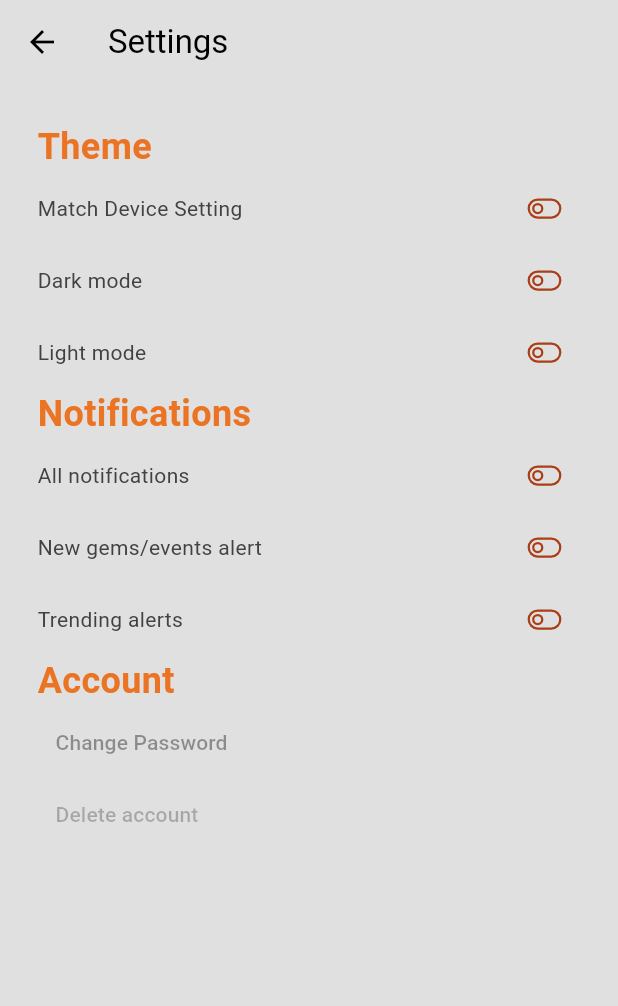
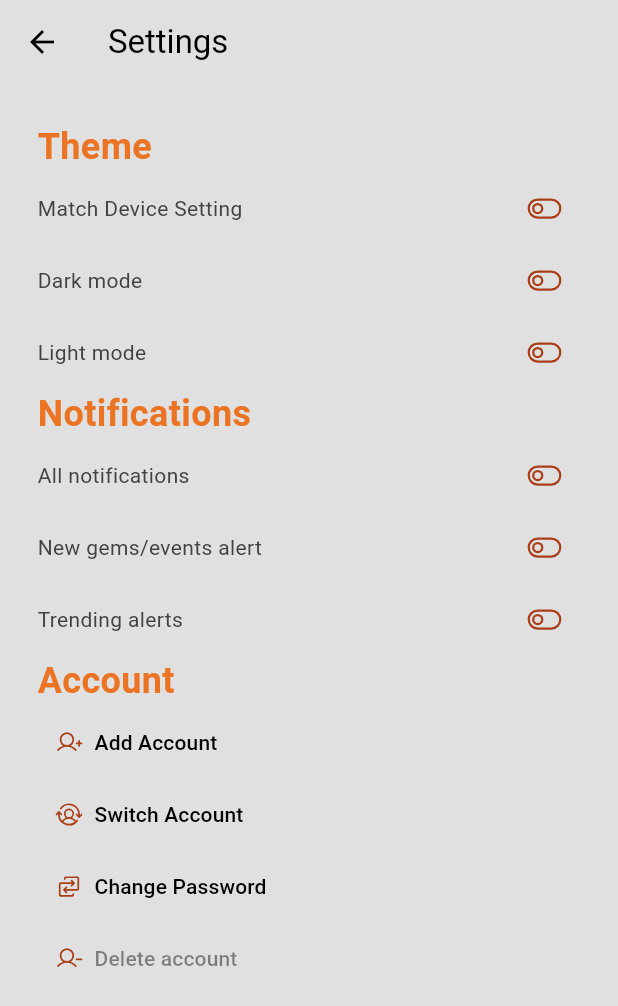
Before and after one commit to Ngambiann/Book_M, a Flutter app: the Profile screen opened directly, in the side drawer, after a tap on "Settings", on a phone screen of 412 x 824 dp. Shown: the top 1006 px of the screen. Run offline on Flutter 3.47's test engine with Material 3 defaults, Android fonts, the phone set to English and light mode, and no system bars; our stand-ins replace cloud_firestore, firebase_auth, firebase_core, google_maps_flutter, phosphor_flutter, share_plus; accounts and stored records are empty.

Commit message:
account settings

```diff
--- a/lib/main.dart
+++ b/lib/main.dart
@@ -1,4 +1,4 @@
-import 'package:bookmark/pages/authpages/auth.dart';
+import 'package:bookmark/pages/views/authviews/auth.dart';
 
 import 'package:bookmark/theme/darkmode.dart';
 import 'package:bookmark/theme/lightmode.dart';
--- a/lib/pages/screens/about.dart
+++ b/lib/pages/screens/about.dart
@@ -1,8 +1,5 @@
+import 'package:bookmark/pages/screens/privacypolicy.dart';
 
-
-
-import 'package:bookmark/pages/screens/privacypolicy.dart';
-import 'package:bookmark/pages/views/profile.dart';
 import 'package:flutter/material.dart';
 import 'package:phosphor_flutter/phosphor_flutter.dart';
 
@@ -65,7 +62,6 @@ class About extends StatelessWidget {
                     onPressed: () {
                       Navigator.of(context).push(MaterialPageRoute(
                           builder: (context) => const Privacypolicy()));
-
                     },
                     child: const Text(
                       "Privacy Policy",
--- a/lib/pages/screens/favourites.dart
+++ b/lib/pages/screens/favourites.dart
@@ -10,6 +10,16 @@ class Favourites extends StatefulWidget {
 class _FavouritesState extends State<Favourites> {
   @override
   Widget build(BuildContext context) {
-    return const Placeholder();
+    return  Scaffold(
+          body: ListView(
+      children: const [
+ Text('Favourites',
+                    style: TextStyle(
+                        color: Color.fromARGB(221, 237, 99, 7),
+                        fontSize: 24,
+                        fontWeight: FontWeight.bold)),
+      ],
+    ),
+    );
   }
 }
--- a/lib/pages/screens/settings.dart
+++ b/lib/pages/screens/settings.dart
@@ -1,4 +1,4 @@
-
+import 'package:bookmark/pages/screens/changepassword.dart';
 
 import 'package:flutter/material.dart';
 import 'package:phosphor_flutter/phosphor_flutter.dart';
@@ -11,22 +11,15 @@ class Settings extends StatefulWidget {
 }
 
 class _NotificationsState extends State<Settings> {
-  TextEditingController oldPasswordcontroller = TextEditingController();
+  //change password
+  TextEditingController currentPasswordcontroller = TextEditingController();
   TextEditingController newPasswordcontroller = TextEditingController();
   TextEditingController confirmNewPasswordcontroller = TextEditingController();
- void displaymessagetoUser(String message,context){
-
+  TextEditingController emailAddressController = TextEditingController();
+  void displaymessagetoUser() {
+    (changePassword(currentPasswordcontroller.text.trim(),
+        newPasswordcontroller.text.trim(), emailAddressController.text.trim()));
   }
-void changePassword(){
-  if(confirmNewPasswordcontroller != newPasswordcontroller){
-    displaymessagetoUser("Passwords don't match",context);
-  }else{}
-
-  }
-
-
-
-
 
   //toggle on && off
   bool on = true;
@@ -35,9 +28,8 @@ void changePassword(){
   bool onAn = true;
   bool onNa = true;
   bool onTa = true;
-
-  void deleteAccount()async {
-  }
+//delete account
+  void deleteAccount() async {}
 
   @override
   Widget build(BuildContext context) {
@@ -177,7 +169,33 @@ void changePassword(){
                           color: Color.fromARGB(221, 237, 99, 7),
                           fontSize: 24,
                           fontWeight: FontWeight.bold)),
-                TextButton(
+
+                  //add account
+                  TextButton.icon(
+                    onPressed: () {},
+                    label: const Text(
+                      'Add Account',
+                      style: TextStyle(color: Colors.black),
+                    ),
+                    icon: const Icon(PhosphorIconsRegular.userPlus,
+                        color: Color.fromARGB(255, 169, 62, 23)),
+                  ),
+
+                  //switch account
+                  TextButton.icon(
+                    onPressed: () {},
+                    label: const Text('Switch Account',
+                        style: TextStyle(color: Colors.black)),
+                    icon: const Icon(PhosphorIconsRegular.userSwitch,
+                        color: Color.fromARGB(255, 169, 62, 23)),
+                  ),
+
+                  //change password
+                  TextButton.icon(
+                    label: const Text("Change Password",
+                        style: TextStyle(color: Colors.black)),
+                    icon: const Icon(PhosphorIconsRegular.swap,
+                        color: Color.fromARGB(255, 169, 62, 23)),
                     onPressed: () {
                       showDialog(
                           context: context,
@@ -185,7 +203,7 @@ void changePassword(){
                                 title: const Text("Change password"),
                                 actions: [
                                   TextField(
-                                    controller: oldPasswordcontroller,
+                                    controller: currentPasswordcontroller,
                                     decoration: InputDecoration(
                                       border: OutlineInputBorder(
                                           borderRadius:
@@ -211,6 +229,10 @@ void changePassword(){
                                       hintText: ("Confirm new Password"),
                                     ),
                                   ),
+                                  Row(
+                                    mainAxisAlignment:
+                                        MainAxisAlignment.spaceBetween,
+                                    children: [
                                       TextButton(
                                         child: const Text('Cancel',
                                             style: TextStyle(
@@ -221,19 +243,25 @@ void changePassword(){
                                         },
                                       ),
                                       TextButton(
-                                      onPressed: changePassword,
+                                          onPressed: () {},
                                           child: const Text('Change',
                                               style: TextStyle(
                                                   color: Color.fromARGB(
                                                       255, 169, 62, 23))))
                                     ],
+                                  ),
+                                ],
                               ));
                     },
-                    child: const Text(
-                      "Change Password",
-                      style: TextStyle(color: Colors.black38),
-                    )),
-                TextButton(
+                  ),
+                  //Delete account
+                  TextButton.icon(
+                    label: const Text(
+                      'Delete account',
+                      style: TextStyle(color: Colors.black45),
+                    ),
+                    icon: const Icon(PhosphorIconsRegular.userMinus,
+                        color: Color.fromARGB(255, 169, 62, 23)),
                     onPressed: () {
                       showDialog(
                           context: context,
@@ -263,15 +291,11 @@ void changePassword(){
                                 ],
                               ));
                     },
-                    child: const Text(
-                      'Delete account',
-                      style: TextStyle(color: Colors.black26),
-                    )),
-              ],
                   )
                 ],
               ),
-      ),
+            ],
+          )),
     );
   }
 }
--- a/lib/pages/authpages/auth.dart
+++ b/lib/pages/views/authviews/auth.dart
@@ -1,4 +1,4 @@
-import 'package:bookmark/pages/authpages/login.dart';
+import 'package:bookmark/pages/views/authviews/login.dart';
 import 'package:bookmark/pages/screens/navscreens.dart';
 
 import 'package:firebase_auth/firebase_auth.dart';
--- a/lib/pages/authpages/forgotpassword.dart
+++ b/lib/pages/views/authviews/forgotpassword.dart
@@ -10,11 +10,7 @@ class Forgotpassword extends StatefulWidget {
 
 class _ForgotpasswordState extends State<Forgotpassword> {
   final TextEditingController emailAddressController= TextEditingController();
-/*Future <void> reset() async {
-  try{
-    FirebaseAuth.instance.sendPasswordResetEmail(email:emailAddressController.text.trim());
-  }on FirebaseException catch (e) {}
-}*/
+
 
   @override
   Widget build(BuildContext context) {
--- a/lib/pages/authpages/login.dart
+++ b/lib/pages/views/authviews/login.dart
@@ -1,7 +1,7 @@
 // ignore_for_file: use_build_context_synchronously
 
-import 'package:bookmark/pages/authpages/signup.dart';
-import 'package:bookmark/pages/authpages/forgotpassword.dart';
+import 'package:bookmark/pages/views/authviews/signup.dart';
+import 'package:bookmark/pages/views/authviews/forgotpassword.dart';
 import 'package:bookmark/pages/screens/navscreens.dart';
 import 'package:firebase_auth/firebase_auth.dart';
 import 'package:flutter/material.dart';
--- a/lib/pages/authpages/signup.dart
+++ b/lib/pages/views/authviews/signup.dart
@@ -1,6 +1,6 @@
 // ignore_for_file: use_build_context_synchronously
 
-import 'package:bookmark/pages/authpages/login.dart';
+import 'package:bookmark/pages/views/authviews/login.dart';
 import 'package:bookmark/pages/screens/navscreens.dart';
 import 'package:cloud_firestore/cloud_firestore.dart';
 import 'package:flutter/material.dart';
@@ -76,6 +76,7 @@ class _SignInState extends State<Signup> {
   Widget build(BuildContext context) {
     return Scaffold(
         appBar: AppBar(actions: [
+          //skip button
           TextButton(
               style: const ButtonStyle(
                   backgroundColor:
@@ -85,7 +86,7 @@ class _SignInState extends State<Signup> {
                     builder: (context) => const Navscreens()));
               },
               child:
-                  const Text('Skip', style: TextStyle(color: Colors.white70)))
+                  const Text('Explore as Guest', style: TextStyle(color: Colors.white70)))
         ]),
         body: Padding(
           padding: const EdgeInsets.all(35),
--- a/lib/pages/intropage/usercategory.dart
+++ b/lib/pages/views/introviews/usercategory.dart
@@ -1,4 +1,4 @@
-import 'package:bookmark/pages/authpages/auth.dart';
+import 'package:bookmark/pages/views/authviews/auth.dart';
 
 import 'package:flutter/material.dart';
 
--- a/lib/pages/views/profile.dart
+++ b/lib/pages/views/profile.dart
@@ -1,4 +1,4 @@
-import 'package:bookmark/pages/authpages/login.dart';
+import 'package:bookmark/pages/views/authviews/login.dart';
 import 'package:bookmark/pages/screens/about.dart';
 import 'package:bookmark/pages/screens/favourites.dart';
 import 'package:bookmark/pages/screens/get_help.dart';
@@ -57,18 +57,12 @@ with TickerProviderStateMixin  {
           controller: tabController,
           tabAlignment: TabAlignment.center, tabs: <Widget>[
           TextButton.icon(
-            onPressed: () {
-              Navigator.of(context).push(
-                  MaterialPageRoute(builder: (context) => const Favourites()));
-            },
+            onPressed: ()=>Favourites,
             label: const Text('Favourites'),
             icon: const Icon(PhosphorIconsRegular.bookmarks),
           ),
           TextButton.icon(
-            onPressed: () {
-              Navigator.of(context).push(
-                  MaterialPageRoute(builder: (context) => const Bookmark()));
-            },
+            onPressed:()=>Bookmark,
             label: const Text('Bookmarks'),
             icon: const Icon(PhosphorIconsRegular.bookmarks),
           ),
@@ -201,10 +195,10 @@ with TickerProviderStateMixin  {
         controller: tabController,
         children: const <Widget>[
           Center(
-            child: Text("It's cloudy here"),
+            child:Favourites()
           ),
           Center(
-            child: Text("It's rainy here"),
+            child:Bookmark()
           ),
 
         ],
```
Also changed, not shown: lib/pages/authpages/wrapper.dart (deleted, +0 -12 lines), lib/pages/screens/changepassword.dart (added, +24 -0 lines), lib/pages/views/introviews/slides.dart (renamed from lib/pages/intropage/slides.dart). Lines whose indentation alone changed are shown as unchanged.
